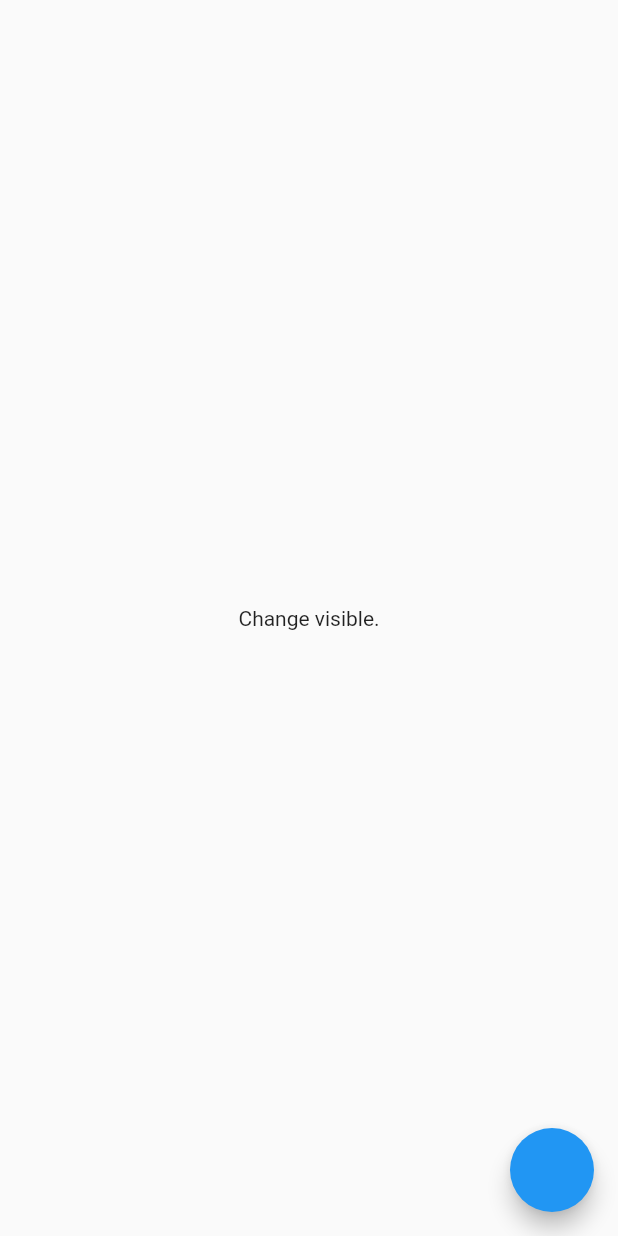
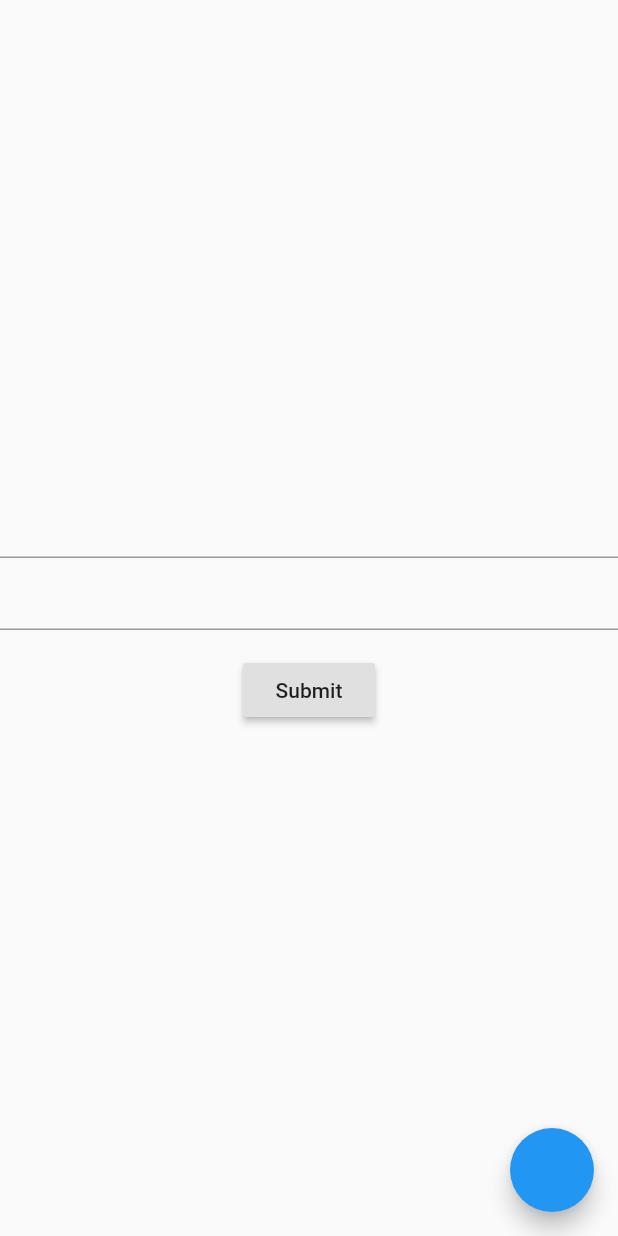
Before and after one commit to VB10/FlutterUIExample, a Flutter app: the screen it shows after launch, on a phone screen of 412 x 824 dp. Run offline on Flutter 3.47's test engine with Material 2 defaults, Android fonts, the phone set to English and light mode, and no system bars; our stand-ins replace pie_chart.

Commit message:
text input validation add

```diff
--- a/lib/screens/feed/chart_screen.dart
+++ b/lib/screens/feed/chart_screen.dart
@@ -1,4 +1,5 @@
 import 'package:flutter/material.dart';
+import 'package:oneframe/shared/widgets/form/text_input.dart';
 import 'package:pie_chart/pie_chart.dart';
 
 class ChartScreen extends StatefulWidget {
@@ -10,6 +11,7 @@ class ChartScreen extends StatefulWidget {
 
 class _ChartScreenState extends State<ChartScreen> {
   Map<String, double> _dataMap = new Map();
+
   bool _toogle = false;
   @override
   void initState() {
@@ -44,7 +46,7 @@ class _ChartScreenState extends State<ChartScreen> {
                 showChartValues: true,
                 chartValuesColor: Colors.blueGrey[900].withOpacity(0.9),
               )
-            : Text("Change visible."),
+            : MyCustomForm(),
       ),
     );
   }
--- /dev/null
+++ b/lib/shared/widgets/form/text_input.dart
@@ -0,0 +1,61 @@
+import 'package:flutter/material.dart';
+
+class MyCustomForm extends StatefulWidget {
+  @override
+  MyCustomFormState createState() {
+    return MyCustomFormState();
+  }
+}
+
+// Create a corresponding State class. This class will hold the data related to
+// the form.
+class MyCustomFormState extends State<MyCustomForm> {
+  // Create a global key that will uniquely identify the Form widget and allow
+  // us to validate the form
+  //
+  // Note: This is a GlobalKey<FormState>, not a GlobalKey<MyCustomFormState>!
+  final _formKey = GlobalKey<FormState>();
+
+  @override
+  Widget build(BuildContext context) {
+    // Build a Form widget using the _formKey we created above
+    return Form(
+      key: _formKey,
+      child: Column(
+        crossAxisAlignment: CrossAxisAlignment.center,
+        mainAxisAlignment: MainAxisAlignment.center,
+        children: <Widget>[
+          TextFormField(
+            validator: (value) {
+              if (value.isEmpty) {
+                return 'Please enter some text';
+              }
+            },
+          ),
+          TextFormField(
+            validator: (value) {
+              if (value.isEmpty) {
+                return 'Please enter some text';
+              }
+            },
+          ),
+          Padding(
+            padding: const EdgeInsets.symmetric(vertical: 16.0),
+            child: RaisedButton(
+              onPressed: () {
+                // Validate will return true if the form is valid, or false if
+                // the form is invalid.
+                if (_formKey.currentState.validate()) {
+                  // If the form is valid, we want to show a Snackbar
+                  Scaffold.of(context)
+                      .showSnackBar(SnackBar(content: Text('Processing Data')));
+                }
+              },
+              child: Text('Submit'),
+            ),
+          ),
+        ],
+      ),
+    );
+  }
+}
```
